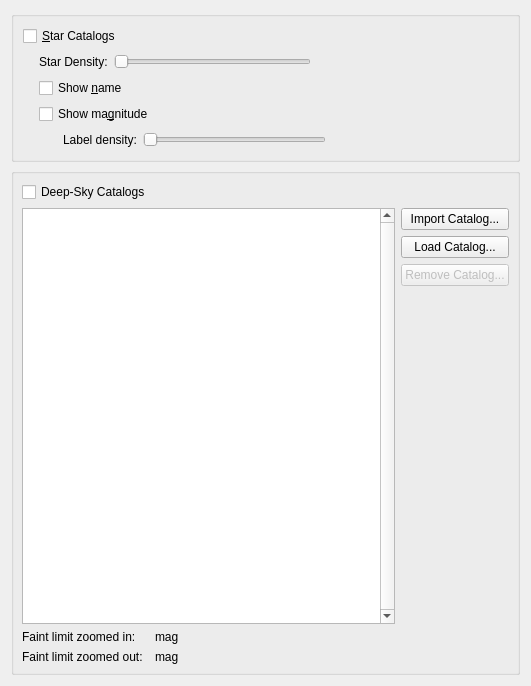
The window that kstars/options/opscatalog.ui (KDE/kstars) describes before a commit, drawn with Qt 5.
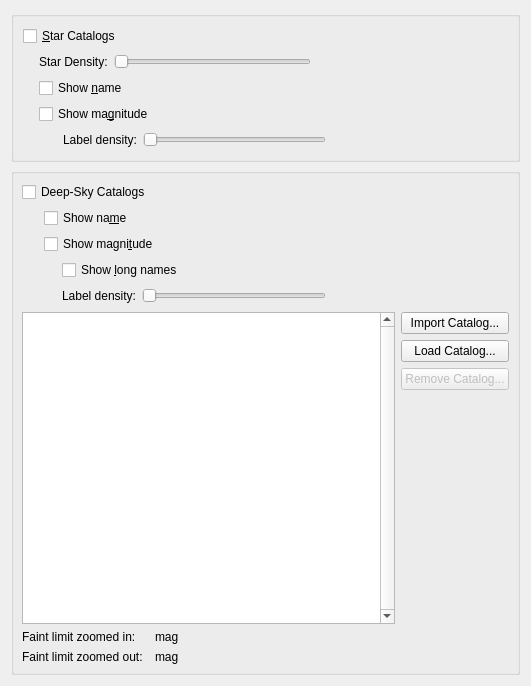
The same window after the commit. Custom widgets are drawn as their Qt base class.

Commit message:
Show name labels for deep-sky objects.
I've tried to implement all the ideas that were posted as comments in
the wishlist report. Thanks for the report, and the ideas.

It looks like the slider for controlling density of DSO labels isn't
working. Other TODOs are - the colors for the labels are not editable
at the moment, if I amn't wrong. I'm keeping them for the next weekend.

FEATURE: 207798

What changed in the file:
```diff
--- a/kstars/options/opscatalog.ui
+++ b/kstars/options/opscatalog.ui
@@ -218,11 +218,176 @@
        <number>8</number>
       </property>
       <item>
-       <widget class="QCheckBox" name="kcfg_ShowDeepSky">
-        <property name="text">
-         <string>Deep-Sky Catalogs</string>
+       <layout class="QVBoxLayout" name="verticalLayout_2">
+        <property name="topMargin">
+         <number>0</number>
         </property>
-       </widget>
+        <property name="bottomMargin">
+         <number>0</number>
+        </property>
+        <item>
+         <widget class="QCheckBox" name="kcfg_ShowDeepSky">
+          <property name="text">
+           <string>Deep-Sky Catalogs</string>
+          </property>
+         </widget>
+        </item>
+        <item>
+         <layout class="QFormLayout" name="formLayout">
+          <property name="fieldGrowthPolicy">
+           <enum>QFormLayout::ExpandingFieldsGrow</enum>
+          </property>
+          <property name="topMargin">
+           <number>0</number>
+          </property>
+          <item row="0" column="0">
+           <spacer name="horizontalSpacer_4">
+            <property name="orientation">
+             <enum>Qt::Horizontal</enum>
+            </property>
+            <property name="sizeType">
+             <enum>QSizePolicy::Fixed</enum>
+            </property>
+            <property name="sizeHint" stdset="0">
+             <size>
+              <width>16</width>
+              <height>20</height>
+             </size>
+            </property>
+           </spacer>
+          </item>
+          <item row="0" column="1">
+           <widget class="QCheckBox" name="kcfg_ShowDeepSkyNames">
+            <property name="text">
+             <string>Show na&amp;me</string>
+            </property>
+           </widget>
+          </item>
+          <item row="1" column="0">
+           <spacer name="horizontalSpacer_5">
+            <property name="orientation">
+             <enum>Qt::Horizontal</enum>
+            </property>
+            <property name="sizeType">
+             <enum>QSizePolicy::Fixed</enum>
+            </property>
+            <property name="sizeHint" stdset="0">
+             <size>
+              <width>16</width>
+              <height>20</height>
+             </size>
+            </property>
+           </spacer>
+          </item>
+          <item row="1" column="1">
+           <widget class="QCheckBox" name="kcfg_ShowDeepSkyMagnitudes">
+            <property name="text">
+             <string>Show magni&amp;tude</string>
+            </property>
+           </widget>
+          </item>
+         </layout>
+        </item>
+        <item>
+         <layout class="QHBoxLayout" name="horizontalLayout_3">
+          <property name="bottomMargin">
+           <number>0</number>
+          </property>
+          <item>
+           <spacer name="horizontalSpacer_9">
+            <property name="orientation">
+             <enum>Qt::Horizontal</enum>
+            </property>
+            <property name="sizeType">
+             <enum>QSizePolicy::Fixed</enum>
+            </property>
+            <property name="sizeHint" stdset="0">
+             <size>
+              <width>40</width>
+              <height>20</height>
+             </size>
+            </property>
+           </spacer>
+          </item>
+          <item>
+           <widget class="QCheckBox" name="kcfg_DeepSkyLongLabels">
+            <property name="text">
+             <string>Show &amp;long names</string>
+            </property>
+           </widget>
+          </item>
+          <item>
+           <spacer name="horizontalSpacer_8">
+            <property name="orientation">
+             <enum>Qt::Horizontal</enum>
+            </property>
+            <property name="sizeHint" stdset="0">
+             <size>
+              <width>40</width>
+              <height>20</height>
+             </size>
+            </property>
+           </spacer>
+          </item>
+         </layout>
+        </item>
+        <item>
+         <layout class="QHBoxLayout" name="horizontalLayout_2">
+          <property name="bottomMargin">
+           <number>0</number>
+          </property>
+          <item>
+           <spacer name="horizontalSpacer_7">
+            <property name="orientation">
+             <enum>Qt::Horizontal</enum>
+            </property>
+            <property name="sizeType">
+             <enum>QSizePolicy::Fixed</enum>
+            </property>
+            <property name="sizeHint" stdset="0">
+             <size>
+              <width>40</width>
+              <height>20</height>
+             </size>
+            </property>
+           </spacer>
+          </item>
+          <item>
+           <widget class="QLabel" name="DeepSkyLabelDensityLabel">
+            <property name="text">
+             <string>Label density:</string>
+            </property>
+           </widget>
+          </item>
+          <item>
+           <widget class="QSlider" name="kcfg_DeepSkyLabelDensity">
+            <property name="maximum">
+             <number>20</number>
+            </property>
+            <property name="orientation">
+             <enum>Qt::Horizontal</enum>
+            </property>
+           </widget>
+          </item>
+          <item>
+           <spacer name="horizontalSpacer_6">
+            <property name="orientation">
+             <enum>Qt::Horizontal</enum>
+            </property>
+            <property name="sizeType">
+             <enum>QSizePolicy::Expanding</enum>
+            </property>
+            <property name="sizeHint" stdset="0">
+             <size>
+              <width>40</width>
+              <height>20</height>
+             </size>
+            </property>
+           </spacer>
+          </item>
+         </layout>
+        </item>
+       </layout>
       </item>
       <item>
        <layout class="QHBoxLayout">
```
The commit also changes 8 other files.
